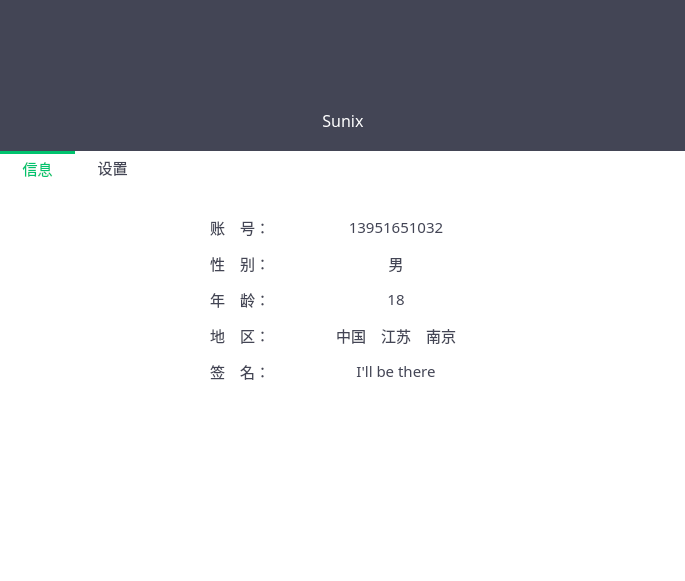
First picture: the form in STSample/STContactDetail.ui, repository sunpu/stsample, before the edit.
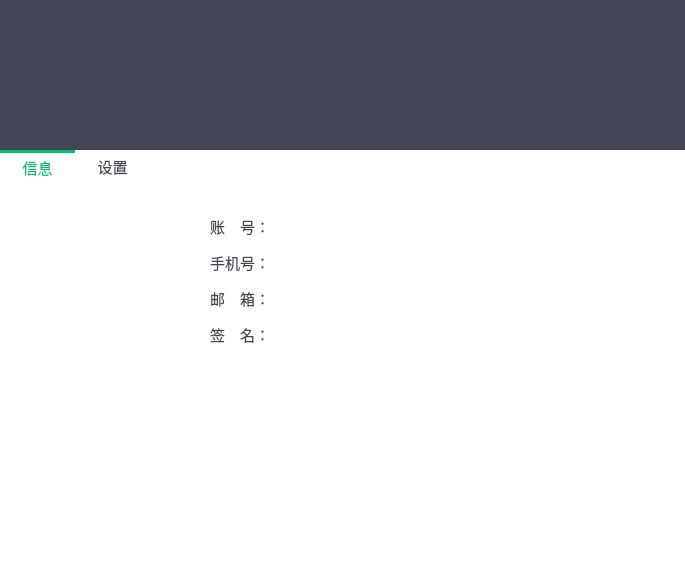
Second picture: the form after the edit. Icons and pictures are not drawn. Custom widgets are drawn as their Qt base class.

What changed in the file:
```diff
--- a/STSample/STContactDetail.ui
+++ b/STSample/STContactDetail.ui
@@ -7,7 +7,7 @@
     <x>0</x>
     <y>0</y>
     <width>685</width>
-    <height>581</height>
+    <height>579</height>
    </rect>
   </property>
   <property name="windowTitle">
@@ -108,7 +108,7 @@
             <string notr="true">color: rgb(255, 255, 255);</string>
            </property>
            <property name="text">
-            <string>Sunix</string>
+            <string/>
            </property>
            <property name="alignment">
             <set>Qt::AlignCenter</set>
@@ -305,7 +305,7 @@
                 <string notr="true">color: rgb(67, 69, 85);</string>
                </property>
                <property name="text">
-                <string>13951651032</string>
+                <string/>
                </property>
                <property name="alignment">
                 <set>Qt::AlignCenter</set>
@@ -380,7 +380,7 @@
                 <string notr="true">color: rgb(67, 69, 85);</string>
                </property>
                <property name="text">
-                <string>性　别：</string>
+                <string>手机号：</string>
                </property>
                <property name="alignment">
                 <set>Qt::AlignCenter</set>
@@ -411,7 +411,7 @@
                 <string notr="true">color: rgb(67, 69, 85);</string>
                </property>
                <property name="text">
-                <string>男</string>
+                <string/>
                </property>
                <property name="alignment">
                 <set>Qt::AlignCenter</set>
@@ -486,7 +486,7 @@
                 <string notr="true">color: rgb(67, 69, 85);</string>
                </property>
                <property name="text">
-                <string>年　龄：</string>
+                <string>邮　箱：</string>
                </property>
                <property name="alignment">
                 <set>Qt::AlignCenter</set>
@@ -517,7 +517,7 @@
                 <string notr="true">color: rgb(67, 69, 85);</string>
                </property>
                <property name="text">
-                <string>18</string>
+                <string/>
                </property>
                <property name="alignment">
                 <set>Qt::AlignCenter</set>
@@ -540,112 +540,6 @@
             </layout>
            </widget>
           </item>
-          <item>
-           <widget class="QWidget" name="widget_7" native="true">
-            <layout class="QHBoxLayout" name="horizontalLayout_5">
-             <property name="leftMargin">
-              <number>0</number>
-             </property>
-             <property name="topMargin">
-              <number>0</number>
-             </property>
-             <property name="rightMargin">
-              <number>0</number>
-             </property>
-             <property name="bottomMargin">
-              <number>0</number>
-             </property>
-             <item>
-              <spacer name="horizontalSpacer_7">
-               <property name="orientation">
-                <enum>Qt::Horizontal</enum>
-               </property>
-               <property name="sizeHint" stdset="0">
-                <size>
-                 <width>40</width>
-                 <height>20</height>
-                </size>
-               </property>
-              </spacer>
-             </item>
-             <item>
-              <widget class="QLabel" name="label_7">
-               <property name="minimumSize">
-                <size>
-                 <width>100</width>
-                 <height>30</height>
-                </size>
-               </property>
-               <property name="maximumSize">
-                <size>
-                 <width>100</width>
-                 <height>30</height>
-                </size>
-               </property>
-               <property name="font">
-                <font>
-                 <family>微软雅黑 Light</family>
-                 <pointsize>11</pointsize>
-                </font>
-               </property>
-               <property name="styleSheet">
-                <string notr="true">color: rgb(67, 69, 85);</string>
-               </property>
-               <property name="text">
-                <string>地　区：</string>
-               </property>
-               <property name="alignment">
-                <set>Qt::AlignCenter</set>
-               </property>
-              </widget>
-             </item>
-             <item>
-              <widget class="QLabel" name="label_8">
-               <property name="minimumSize">
-                <size>
-                 <width>200</width>
-                 <height>30</height>
-                </size>
-               </property>
-               <property name="maximumSize">
-                <size>
-                 <width>200</width>
-                 <height>30</height>
-                </size>
-               </property>
-               <property name="font">
-                <font>
-                 <family>微软雅黑 Light</family>
-                 <pointsize>11</pointsize>
-                </font>
-               </property>
-               <property name="styleSheet">
-                <string notr="true">color: rgb(67, 69, 85);</string>
-               </property>
-               <property name="text">
-                <string>中国　江苏　南京</string>
-               </property>
-               <property name="alignment">
-                <set>Qt::AlignCenter</set>
-               </property>
-              </widget>
-             </item>
-             <item>
-              <spacer name="horizontalSpacer_8">
-               <property name="orientation">
-                <enum>Qt::Horizontal</enum>
-               </property>
-               <property name="sizeHint" stdset="0">
-                <size>
-                 <width>40</width>
-                 <height>20</height>
-                </size>
-               </property>
-              </spacer>
-             </item>
-            </layout>
-           </widget>
-          </item>
           <item>
            <widget class="QWidget" name="widget_9" native="true">
             <layout class="QHBoxLayout" name="horizontalLayout_7">
@@ -729,7 +623,7 @@
                 <string notr="true">color: rgb(67, 69, 85);</string>
                </property>
                <property name="text">
-                <string>I'll be there</string>
+                <string/>
                </property>
                <property name="alignment">
                 <set>Qt::AlignCenter</set>
@@ -1115,6 +1009,13 @@
    </item>
   </layout>
  </widget>
+ <customwidgets>
+  <customwidget>
+   <class>MaskLabel</class>
+   <extends>QLabel</extends>
+   <header location="global">masklabel.h</header>
+  </customwidget>
+ </customwidgets>
  <resources>
   <include location="stsample.qrc"/>
  </resources>
```
Left out of the diff: 10 changed lines with no effect on the pictures.
